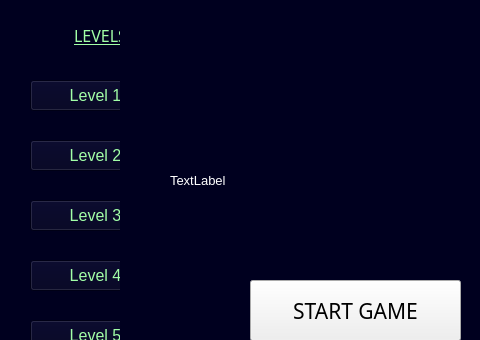
The window that mainwindow.ui (ariadneep/logigate-game) describes before a commit, drawn with Qt 5; both pictures show x 0 to 480 and y 0 to 340 of the 700 by 500 pixel window.
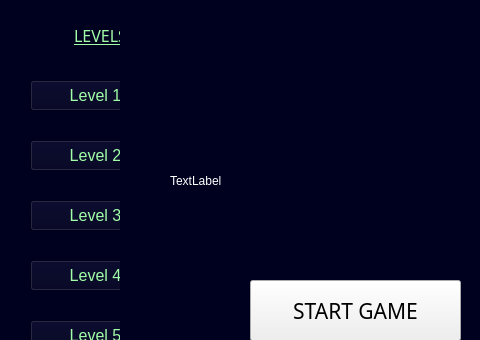
The same window after the commit. Icons and pictures are not drawn.

Commit message: Changed alignment locations and also made lesson more readable by changing font to Courier.

```diff
--- a/mainwindow.ui
+++ b/mainwindow.ui
@@ -334,7 +334,8 @@
       </rect>
      </property>
      <property name="styleSheet">
-      <string notr="true">font-size: 10pt;</string>
+      <string notr="true">font: 12pt &quot;Courier&quot;;
+qproperty-alignment: AlignCenter AlignVCenter;</string>
      </property>
      <property name="text">
       <string>TextLabel</string>
```
Left out of the diff: 9 changed lines with no effect on the pictures. The commit also changes 2 other files.
